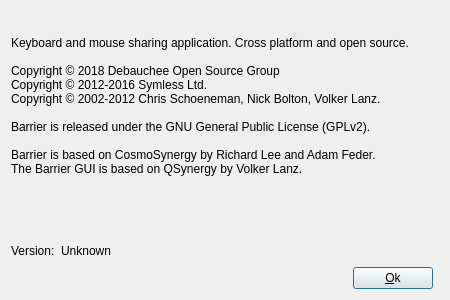
First picture: the form in src/gui/src/AboutDialogBase.ui, repository input-leap/input-leap, before the edit.
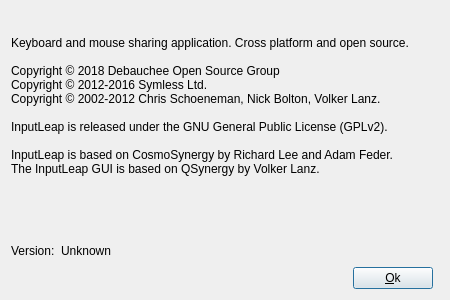
Second picture: the form after the edit. Icons and pictures are not drawn.

Commit message: gui: Update translated strings that contained references to barrier

Patch:
```diff
--- a/src/gui/src/AboutDialogBase.ui
+++ b/src/gui/src/AboutDialogBase.ui
@@ -55,9 +55,9 @@
 Copyright © 2018 Debauchee Open Source Group&lt;br /&gt;
 Copyright © 2012-2016 Symless Ltd.&lt;br /&gt;
 Copyright © 2002-2012 Chris Schoeneman, Nick Bolton, Volker Lanz.&lt;br /&gt;&lt;br /&gt;
-Barrier is released under the GNU General Public License (GPLv2).&lt;br /&gt;&lt;br /&gt;
-Barrier is based on CosmoSynergy by Richard Lee and Adam Feder.&lt;br /&gt;
-The Barrier GUI is based on QSynergy by Volker Lanz.
+InputLeap is released under the GNU General Public License (GPLv2).&lt;br /&gt;&lt;br /&gt;
+InputLeap is based on CosmoSynergy by Richard Lee and Adam Feder.&lt;br /&gt;
+The InputLeap GUI is based on QSynergy by Volker Lanz.
 &lt;/p&gt;</string>
      </property>
      <property name="margin">
```
Left out of the diff: 2 changed lines with no effect on the pictures. The commit also changes 52 other files.
